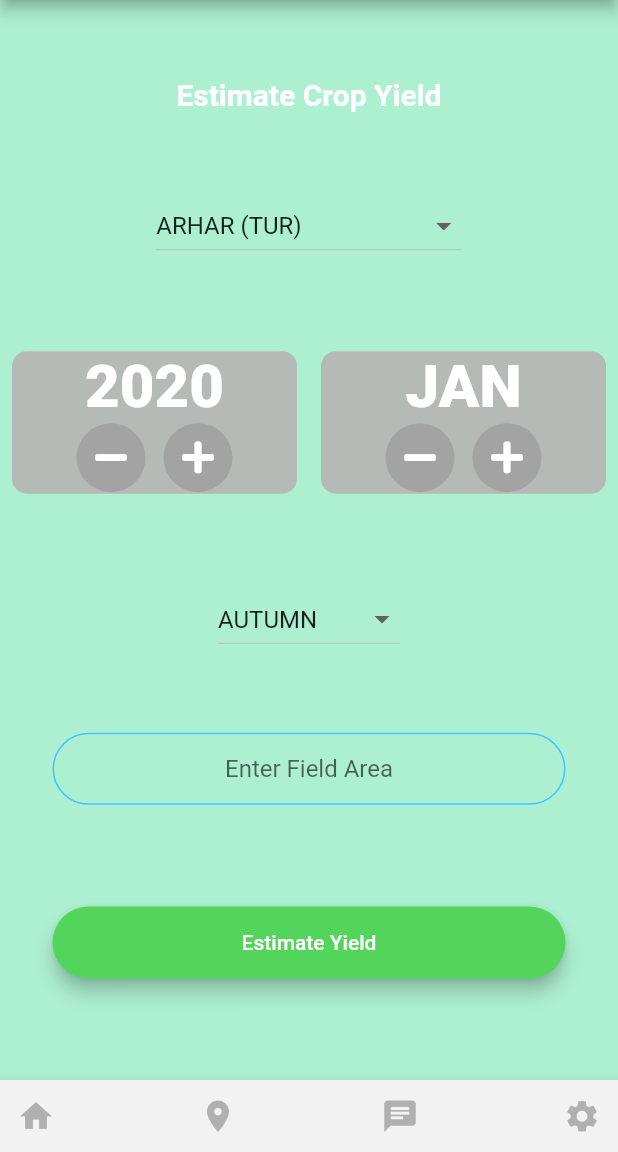
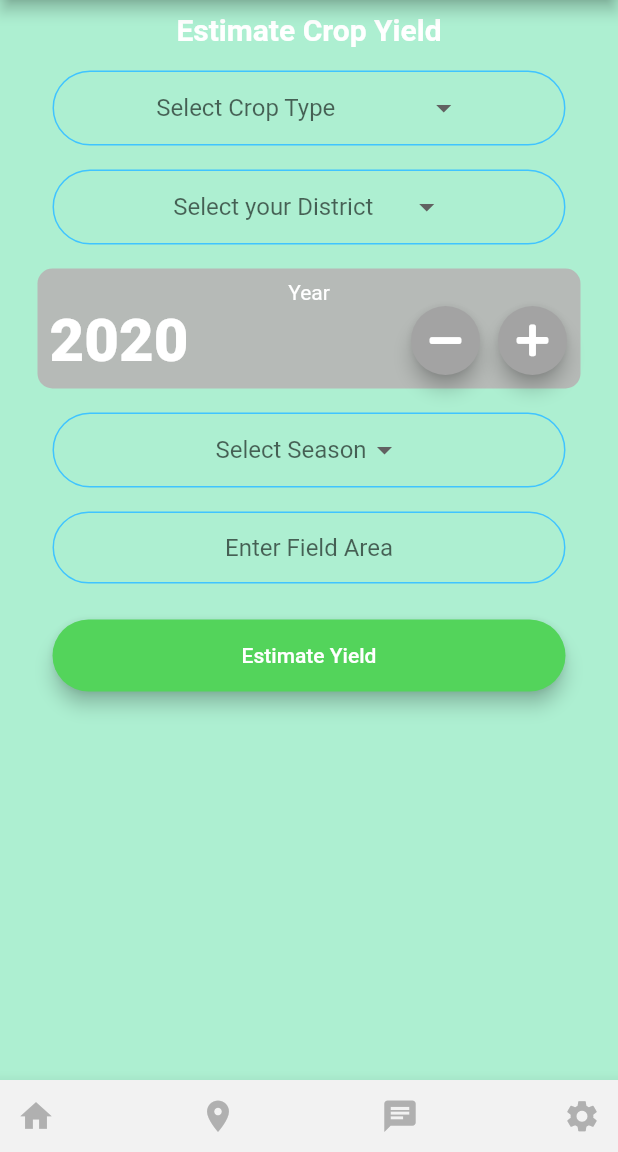
Before and after one commit to spsaswat/FarmHelper_NS270_TechnoBuilders, a Flutter app: the EstimateYield screen opened by its route, on a phone screen of 412 x 824 dp, the part 84-1236 px from its top. Run offline on Flutter 3.47's test engine with Material 2 defaults, Android fonts, the phone set to English and light mode, and no system bars; our stand-ins replace animated_text_kit, firebase_auth, font_awesome_flutter, modal_progress_hud, pin_code_text_field; missing offline and left inert: translator; accounts and stored records are empty.

Commit message:
Modify UI and add snackbars for Null checks

```diff
--- a/lib/screens/estimationScreen.dart
+++ b/lib/screens/estimationScreen.dart
@@ -3,6 +3,8 @@ import 'package:farmhelper/widgets/button.dart';
 import 'package:farmhelper/widgets/common_appBar.dart';
 import 'package:farmhelper/widgets/nav_bar.dart';
 import 'package:farmhelper/widgets/round_button.dart';
+import 'package:farmhelper/widgets/snackbar.dart';
+import 'package:flutter/cupertino.dart';
 import 'package:flutter/material.dart';
 import 'package:flutter/painting.dart';
 import 'package:flutter/widgets.dart';
@@ -15,9 +17,8 @@ class EstimateYield extends StatefulWidget {
 }
 
 class _EstimateYieldState extends State<EstimateYield> {
-  String crop = kCropList[0];
-  String season = kSeasons[0];
-  int year = 2020;
+  String crop, season, district;
+  int year = DateTime.now().year;
   int start = 0;
   String area;
 
@@ -35,6 +36,8 @@ class _EstimateYieldState extends State<EstimateYield> {
     return DropdownButton<String>(
       value: crop,
       items: cropItems,
+      underline: SizedBox(),
+      hint: Text("Select Crop Type"),
       onChanged: (value) {
         setState(() {
           crop = value;
@@ -56,10 +59,36 @@ class _EstimateYieldState extends State<EstimateYield> {
 
     return DropdownButton<String>(
       value: season,
+      hint: Text("Select Season"),
+      underline: SizedBox(),
       items: seasonItems,
       onChanged: (value) {
         setState(() {
           season = value;
+        });
+      },
+    );
+  }
+
+  DropdownButton<String> districtsDropdown() {
+    List<DropdownMenuItem<String>> districtsItems = [];
+
+    for (String s in kDistricts) {
+      var newItem = DropdownMenuItem(
+        child: Text(s),
+        value: s,
+      );
+      districtsItems.add(newItem);
+    }
+
+    return DropdownButton<String>(
+      value: district,
+      hint: Text("Select your District"),
+      underline: SizedBox(),
+      items: districtsItems,
+      onChanged: (value) {
+        setState(() {
+          district = value;
         });
       },
     );
@@ -73,27 +102,64 @@ class _EstimateYieldState extends State<EstimateYield> {
       //color: Color(0xFFebedeb),
       appBar: commonAppBar,
       bottomNavigationBar: NavBar(),
-      body: Column(
-        crossAxisAlignment: CrossAxisAlignment.stretch,
-        mainAxisAlignment: MainAxisAlignment.spaceEvenly,
+      body: ListView(
         children: <Widget>[
-          Text(
+          Padding(
+            padding: const EdgeInsets.all(8.0),
+            child: Text(
               'Estimate Crop Yield',
               style: kOptionstyles,
               textAlign: TextAlign.center,
             ),
-          Container(
-            child: Center(
+          ),
+          Padding(
+            padding: const EdgeInsets.symmetric(
+              horizontal: 35.0,
+              vertical: 8.0,
+            ),
+            child: Container(
               child: cropsDropdown(),
+              alignment: Alignment.center,
+              decoration: BoxDecoration(
+                border: Border.all(
+                  color: Colors.lightBlueAccent,
+                ),
+                borderRadius: BorderRadius.circular(32.0),
               ),
             ),
-          Row(
-            children: <Widget>[
-              Expanded(
+          ),
+          Padding(
+            padding: const EdgeInsets.symmetric(
+              horizontal: 35.0,
+              vertical: 8.0,
+            ),
+            child: Container(
+              child: districtsDropdown(),
+              alignment: Alignment.center,
+              decoration: BoxDecoration(
+                border: Border.all(
+                  color: Colors.lightBlueAccent,
+                ),
+                borderRadius: BorderRadius.circular(32.0),
+              ),
+            ),
+          ),
+          Padding(
+            padding: const EdgeInsets.symmetric(
+              horizontal: 25.0,
+              vertical: 8.0,
+            ),
+            child: Container(
               child: Padding(
                 padding: const EdgeInsets.all(8.0),
-                  child: Container(
                 child: Column(
+                  children: <Widget>[
+                    Text(
+                      'Year',
+                      style: TextStyle(color: Colors.white),
+                    ),
+                    Row(
+                      mainAxisAlignment: MainAxisAlignment.spaceBetween,
                       children: <Widget>[
                         Text(
                           year.toString(),
@@ -104,7 +170,7 @@ class _EstimateYieldState extends State<EstimateYield> {
                           mainAxisAlignment: MainAxisAlignment.center,
                           children: <Widget>[
                             RoundButton(
-                              onpres: () {
+                              onPress: () {
                                 setState(() {
                                   year--;
                                 });
@@ -115,7 +181,7 @@ class _EstimateYieldState extends State<EstimateYield> {
                               width: 10,
                             ),
                             RoundButton(
-                              onpres: () {
+                              onPress: () {
                                 setState(() {
                                   year++;
                                 });
@@ -126,61 +192,33 @@ class _EstimateYieldState extends State<EstimateYield> {
                         ),
                       ],
                     ),
-                    decoration: kCardDecoration,
-                  ),
-                ),
-              ),
-              Expanded(
-                child: Padding(
-                  padding: const EdgeInsets.all(8.0),
-                  child: Container(
-                    child: Column(
-                      children: <Widget>[
-                        Text(
-                          kMonths[start],
-                          style: kLargeText,
-                          textAlign: TextAlign.center,
-                        ),
-                        Row(
-                          mainAxisAlignment: MainAxisAlignment.center,
-                          children: <Widget>[
-                            RoundButton(
-                              onpres: () {
-                                setState(() {
-                                  if (start != 0) start--;
-                                });
-                              },
-                              icon: FontAwesomeIcons.minus,
-                            ),
-                            SizedBox(
-                              width: 10,
-                            ),
-                            RoundButton(
-                              onpres: () {
-                                setState(() {
-                                  if (start == 11)
-                                    start = 0;
-                                  else
-                                    start++;
-                                });
-                              },
-                              icon: FontAwesomeIcons.plus,
-                            ),
                   ],
                 ),
-                      ],
               ),
               decoration: kCardDecoration,
             ),
           ),
+          Padding(
+            padding: const EdgeInsets.symmetric(
+              horizontal: 35.0,
+              vertical: 8.0,
             ),
-            ],
+            child: Container(
+              child: seasonDropdown(),
+              alignment: Alignment.center,
+              decoration: BoxDecoration(
+                border: Border.all(
+                  color: Colors.lightBlueAccent,
                 ),
-          Container(
-            child: Center(child: seasonDropdown()),
+                borderRadius: BorderRadius.circular(32.0),
+              ),
+            ),
           ),
           Padding(
-            padding: const EdgeInsets.only(left: 35.0, right: 35.0),
+            padding: const EdgeInsets.symmetric(
+              horizontal: 35.0,
+              vertical: 8.0,
+            ),
             child: TextField(
               keyboardType: TextInputType.number,
               textAlign: TextAlign.center,
@@ -194,10 +232,39 @@ class _EstimateYieldState extends State<EstimateYield> {
           ),
           Padding(
             padding: const EdgeInsets.only(left: 35, right: 35),
-            child: Button(
+            child: Builder(
+              builder: (context) => Button(
                 buttonColor: Color(0xFF53d45b),
                 buttonText: 'Estimate Yield',
-              onPress: () {},
+                onPress: () {
+                  if (crop == null) {
+                    showSnackBarMessage(
+                      context: context,
+                      snackBarText: 'Please select the Crop Type',
+                      backgroundColor: kSnackBarWarningColor,
+                    );
+                  } else if (district == null) {
+                    showSnackBarMessage(
+                      context: context,
+                      snackBarText: 'Please select your District',
+                      backgroundColor: kSnackBarWarningColor,
+                    );
+                  } else if (season == null) {
+                    showSnackBarMessage(
+                      context: context,
+                      snackBarText: 'Please select the Season',
+                      backgroundColor: kSnackBarWarningColor,
+                    );
+                  } else if (area == null) {
+                    showSnackBarMessage(
+                      context: context,
+                      snackBarText:
+                          'Please select Field Area greater than Zero',
+                      backgroundColor: kSnackBarWarningColor,
+                    );
+                  }
+                },
+              ),
             ),
           ),
         ],
--- a/lib/screens/get_otp_screen.dart
+++ b/lib/screens/get_otp_screen.dart
@@ -68,7 +68,7 @@ class GetOTPScreen extends StatelessWidget {
                       showSnackBarMessage(
                         context: context,
                         snackBarText: _otpValidation,
-                        backgroundColor: Colors.redAccent,
+                        backgroundColor: kSnackBarWarningColor,
                       );
                       return;
                     }
--- a/lib/utilities/constants.dart
+++ b/lib/utilities/constants.dart
@@ -5,7 +5,7 @@ const int kPhoneNumberLength = 10;
 const int kOTPLength = 6;
 const String kCountryCode = '+91';
 
-// <editor-fold desc="kCropList" default="collapsed>
+// <editor-fold desc="kCropList" default="collapsed">
 const List<String> kCropList = [
   'ARHAR (TUR)',
   'BAJRA',
@@ -49,7 +49,7 @@ const List<String> kCropList = [
 ];
 // </editor-fold>
 
-// <editor-fold desc="kMonths" default="collapsed>
+// <editor-fold desc="kMonths" default="collapsed">
 const List<String> kMonths = [
   'JAN',
   'FEB',
@@ -66,7 +66,7 @@ const List<String> kMonths = [
 ];
 // </editor-fold>
 
-// <editor-fold desc="kSeasons" default="collapsed>
+// <editor-fold desc="kSeasons" default="collapsed">
 const List<String> kSeasons = [
   'AUTUMN',
   'KHARIF',
@@ -78,7 +78,7 @@ const List<String> kSeasons = [
 ];
 // </editor-fold>
 
-// <editor-fold desc="kDistricts" default="collapsed>
+// <editor-fold desc="kDistricts" default="collapsed">
 const List<String> kDistricts = [
   'Araria',
   'Arhasia',
@@ -176,3 +176,8 @@ const kLargeText = TextStyle(
 
 const kActiveIcon = Color(0xFF6eeb60);
 const kInactiveIcon = Color(0xFFb0b0b0);
+
+// <editor-fold desc="SnackBar Colors" default="collapsed">
+const Color kSnackBarWarningColor = Colors.redAccent;
+const Color kSnackBarErrorColor = Colors.orangeAccent;
+// </editor-fold>
--- a/lib/utilities/firebase/phone_authentication.dart
+++ b/lib/utilities/firebase/phone_authentication.dart
@@ -1,5 +1,6 @@
 import 'package:farmhelper/screens/get_otp_screen.dart';
 import 'package:farmhelper/screens/language.dart';
+import 'package:farmhelper/utilities/constants.dart';
 import 'package:farmhelper/widgets/snackbar.dart';
 import 'package:firebase_auth/firebase_auth.dart';
 import 'package:flutter/material.dart';
@@ -21,7 +22,7 @@
         showSnackBarMessage(
           context: context,
           snackBarText: 'Oops! Something went wrong. Please try again.',
-          backgroundColor: Colors.orangeAccent,
+          backgroundColor: kSnackBarErrorColor,
         );
       });
     },
@@ -30,7 +31,7 @@
       showSnackBarMessage(
         context: context,
         snackBarText: 'Oops! Something went wrong. Please try again.',
-        backgroundColor: Colors.orangeAccent,
+        backgroundColor: kSnackBarErrorColor,
       );
     },
     codeSent: (String verificationId, [int forceResendingToken]) {
@@ -48,7 +49,7 @@
       showSnackBarMessage(
         context: context,
         snackBarText: 'Code retrieval timeout! Please register again.',
-        backgroundColor: Colors.orangeAccent,
+        backgroundColor: kSnackBarErrorColor,
       );
       Navigator.pop(context);
     },
```
Lines whose indentation alone changed are shown as unchanged.
